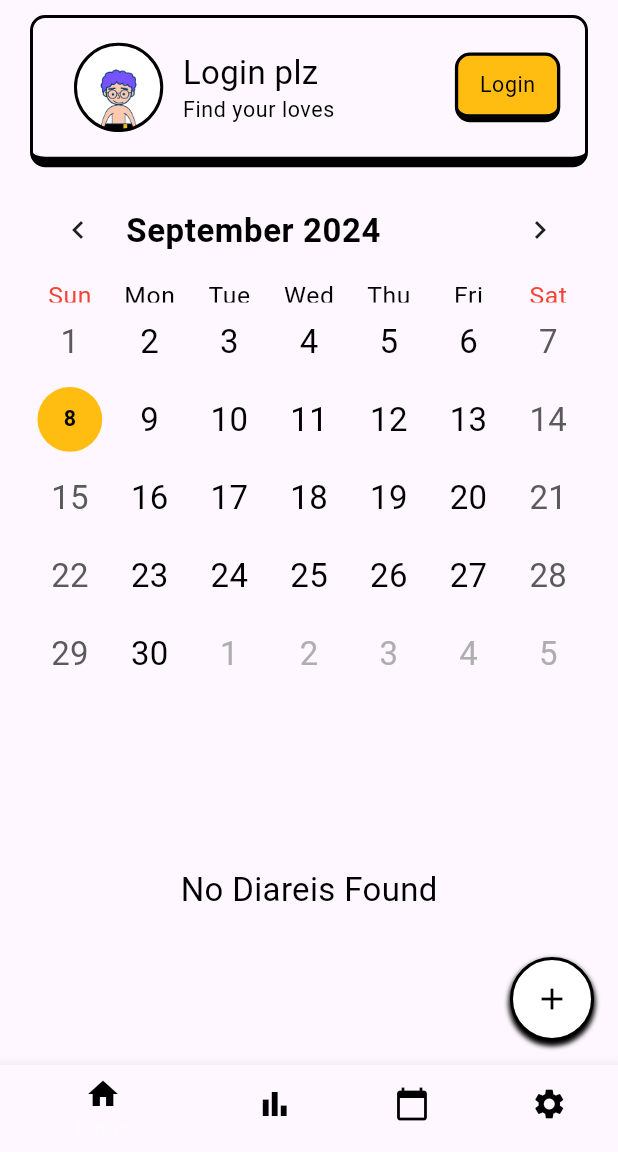
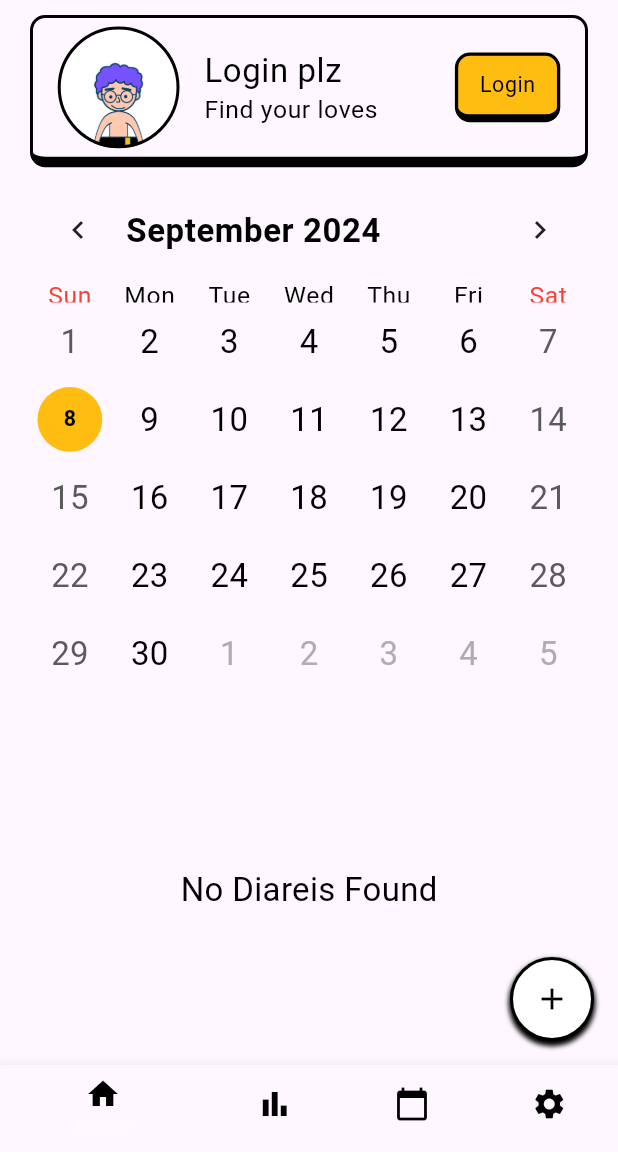
Before and after one commit to donghyukkil/Flutter_Growing_Tales, a Flutter app: the screen it shows after launch, on a phone screen of 412 x 824 dp, the part 84-1236 px from its top. Run offline on Flutter 3.47's test engine with Material 3 defaults, Android fonts, the phone set to English and light mode, and no system bars; drawn by our look-alikes of table_calendar; our stand-ins replace cloud_firestore, firebase_auth, firebase_core, flutter_screenutil, freezed_annotation, google_fonts and 1 more; accounts and stored records are empty; generated files the repository leaves out were written again.

Commit message:
feat: 한글폰트 적용(CustomText 생성, 한/영 폰트스타일 스위치 헬퍼함수 추가)

```diff
--- a/lib/core/constants/app_constants.dart
+++ b/lib/core/constants/app_constants.dart
@@ -34,4 +34,8 @@ class AppConstants {
   static final googleStyle = GoogleFonts.roboto(
     textStyle: TextStyle(fontWeight: FontWeight.bold, color: Colors.white),
   );
+  static final koreanStyleBodySmall = GoogleFonts.jua(
+    textStyle: TextStyle(
+        color: Colors.black, fontWeight: FontWeight.w100, fontSize: 13.sp),
+  );
 }
--- /dev/null
+++ b/lib/core/utils/text_helpers.dart
@@ -0,0 +1,15 @@
+import 'package:flutter/material.dart';
+
+import '../constants/app_constants.dart';
+
+bool isKorean(String text) {
+  final koreanRegex = RegExp(r'[ㄱ-ㅎ|ㅏ-ㅣ|가-힣]');
+
+  return koreanRegex.hasMatch(text);
+}
+
+TextStyle getAppropriateTextStyle(String text, BuildContext context) {
+  return isKorean(text)
+      ? AppConstants.koreanStyleBodySmall
+      : Theme.of(context).textTheme.bodySmall!;
+}
--- /dev/null
+++ b/lib/core/widgets/custom_text.dart
@@ -0,0 +1,28 @@
+import 'package:flutter/material.dart';
+
+import '../../core/utils/text_helpers.dart';
+
+class CustomText extends StatelessWidget {
+  final String text;
+  final TextStyle? style;
+
+  const CustomText({
+    super.key,
+    required this.text,
+    this.style,
+  });
+
+  @override
+  Widget build(BuildContext context) {
+    final defaultStyle = getAppropriateTextStyle(text, context);
+    final effectiveStyle =
+        style != null ? defaultStyle.merge(style) : defaultStyle;
+
+    return Text(
+      text,
+      style: effectiveStyle,
+      maxLines: 3,
+      overflow: TextOverflow.ellipsis,
+    );
+  }
+}
--- a/lib/core/widgets/user_info_tile.dart
+++ b/lib/core/widgets/user_info_tile.dart
@@ -3,6 +3,7 @@ import 'package:flutter_screenutil/flutter_screenutil.dart';
 
 import '../widgets/custom_circle_avatar.dart';
 import '../widgets/custom_follow_button.dart';
+import '../widgets/custom_text.dart';
 import '../constants/app_colors.dart';
 
 class UserInfoTile extends StatelessWidget {
@@ -26,9 +27,7 @@ class UserInfoTile extends StatelessWidget {
   @override
   Widget build(BuildContext context) {
     return Padding(
-      padding: EdgeInsets.only(
-        bottom: 10.0.h,
-      ),
+      padding: EdgeInsets.only(bottom: 10.h),
       child: Container(
         height: 100.h,
         decoration: BoxDecoration(
@@ -56,42 +55,33 @@ class UserInfoTile extends StatelessWidget {
             (10.r),
           ),
         ),
-        child: Padding(
-          padding: EdgeInsets.all(
-            15.0.w,
-          ),
         child: Row(
-            mainAxisAlignment: MainAxisAlignment.spaceEvenly,
-            crossAxisAlignment: CrossAxisAlignment.center,
+          // mainAxisAlignment: MainAxisAlignment.spaceEvenly,
+          // crossAxisAlignment: CrossAxisAlignment.center,
           children: [
+            SizedBox(width: 15.w),
             CustomCircleAvatar(
               imageUrl: imageUrl,
               size: 80.r,
             ),
             SizedBox(
-                width: 2.w,
+              width: 15.w,
             ),
             Expanded(
               child: Column(
                 mainAxisAlignment: MainAxisAlignment.center,
                 crossAxisAlignment: CrossAxisAlignment.start,
                 children: [
-                    Text(
-                      name,
-                      style: Theme.of(context).textTheme.bodyMedium,
-                      overflow: TextOverflow.ellipsis,
-                      maxLines: 1,
-                      softWrap: false,
+                  CustomText(
+                    text: name,
+                    style: TextStyle(fontSize: 20.sp),
                   ),
-                    Text(
-                      region,
-                      style: Theme.of(context).textTheme.bodySmall,
+                  CustomText(
+                    text: region,
+                    style: TextStyle(fontSize: 15.sp),
                   ),
                 ],
               ),
-              ),
-              SizedBox(
-                width: 15.w,
             ),
             CustomFollowButton(
               text: buttonText,
@@ -104,8 +94,8 @@ class UserInfoTile extends StatelessWidget {
               borderRadius: 10.r,
               borderWidth: 2.w,
             ),
+            SizedBox(width: 15.w),
           ],
-          ),
         ),
       ),
     );
--- a/lib/data/repositories/diary_repository.dart
+++ b/lib/data/repositories/diary_repository.dart
@@ -1,9 +1,9 @@
 // firestore와 통신 담당.
-
-import 'package:cloud_firestore/cloud_firestore.dart';
 
 import '../../data/services/firestore_service.dart';
 import '../models/diary.dart';
+
+//todo 추상화하기. -> service/firestore_service로 공통 코드 추출하기
 
 class DiaryRepository {
   final FirestoreService _firestoreService;
--- a/lib/ui/views/profile_screen.dart
+++ b/lib/ui/views/profile_screen.dart
@@ -8,6 +8,7 @@ import '../components/latest_diary_section.dart';
 class ProfileScreen extends StatelessWidget {
   const ProfileScreen({super.key});
 
+  //todo: 전체 스크롤로 바꾸기, singgleScroll이 안좋은 이유,
   @override
   Widget build(BuildContext context) {
     return Padding(
```
Also changed, not shown: lib/ui/components/user_diary_tile.dart (+28 -28 lines). Lines whose indentation alone changed are shown as unchanged.
